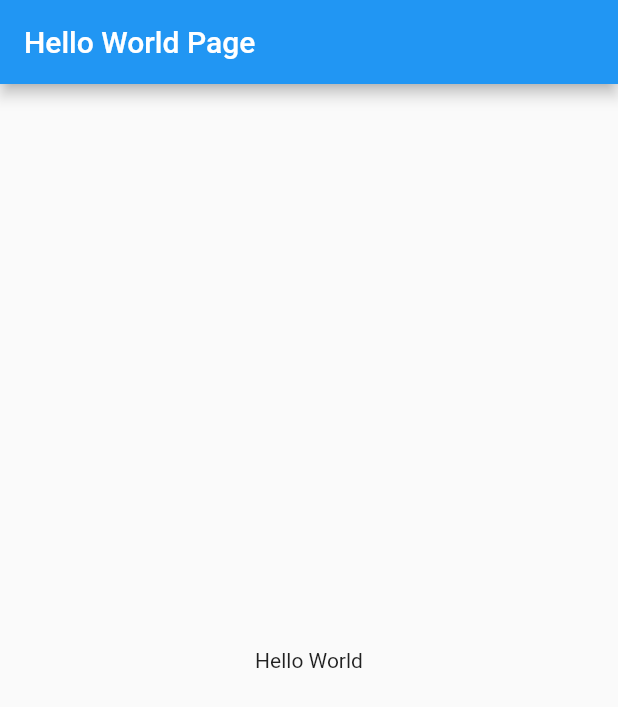
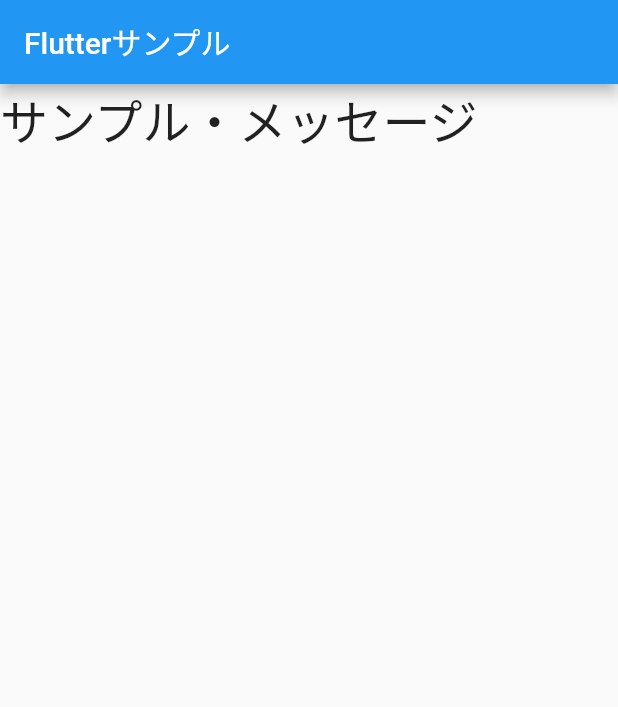
Before and after one commit to iWonder118/laser_harp, a Flutter app: the screen it shows after launch, on a phone screen of 412 x 824 dp. Shown: the top 707 px of the screen. Run offline on Flutter 3.47's test engine with Material 2 defaults, Android fonts, the phone set to English and light mode, and no system bars.

Commit message:
Flutter plactice

```diff
--- a/lib/main.dart
+++ b/lib/main.dart
@@ -5,88 +5,41 @@
 }
 
 class MyApp extends StatelessWidget {
-  // This widget is the root of your application.
+  final title = "Flutterサンプル";
+  final message = "サンプル・メッセージ";
+
   @override
   Widget build(BuildContext context) {
     return MaterialApp(
       title: 'Flutter Demo',
-      theme: ThemeData(
-        // This is the theme of your application.
-        //
-        // Try running your application with "flutter run". You'll see the
-        // application has a blue toolbar. Then, without quitting the app, try
-        // changing the primarySwatch below to Colors.green and then invoke
-        // "hot reload" (press "r" in the console where you ran "flutter run",
-        // or simply save your changes to "hot reload" in a Flutter IDE).
-        // Notice that the counter didn't reset back to zero; the application
-        // is not restarted.
-        primarySwatch: Colors.blue,
-      ),
-      home: MyHomePage(title: 'Hello World Page'),
+      home: new MyHomePage(
+        title: this.title,
+        message: this.message),
     );
   }
 }
 
 class MyHomePage extends StatefulWidget {
-  MyHomePage({Key key, this.title}) : super(key: key);
+  final String title;
+  final String message;
 
-  // This widget is the home page of your application. It is stateful, meaning
-  // that it has a State object (defined below) that contains fields that affect
-  // how it looks.
-
-  // This class is the configuration for the state. It holds the values (in this
-  // case the title) provided by the parent (in this case the App widget) and
-  // used by the build method of the State. Fields in a Widget subclass are
-  // always marked "final".
-
-  final String title;
+  MyHomePage({this.title, this.message}): super();
 
   @override
-  _MyHomePageState createState() => _MyHomePageState();
+  _MyHomePageState createState() => new _MyHomePageState();
 }
 
 class _MyHomePageState extends State<MyHomePage> {
-
   @override
   Widget build(BuildContext context) {
-    // This method is rerun every time setState is called, for instance as done
-    // by the _incrementCounter method above.
-    //
-    // The Flutter framework has been optimized to make rerunning build methods
-    // fast, so that you can just rebuild anything that needs updating rather
-    // than having to individually change instances of widgets.
     return Scaffold(
       appBar: AppBar(
-        // Here we take the value from the MyHomePage object that was created by
-        // the App.build method, and use it to set our appbar title.
         title: Text(widget.title),
       ),
-      body: Center(
-        // Center is a layout widget. It takes a single child and positions it
-        // in the middle of the parent.
-        child: Column(
-          // Column is also a layout widget. It takes a list of children and
-          // arranges them vertically. By default, it sizes itself to fit its
-          // children horizontally, and tries to be as tall as its parent.
-          //
-          // Invoke "debug painting" (press "p" in the console, choose the
-          // "Toggle Debug Paint" action from the Flutter Inspector in Android
-          // Studio, or the "Toggle Debug Paint" command in Visual Studio Code)
-          // to see the wireframe for each widget.
-          //
-          // Column has various properties to control how it sizes itself and
-          // how it positions its children. Here we use mainAxisAlignment to
-          // center the children vertically; the main axis here is the vertical
-          // axis because Columns are vertical (the cross axis would be
-          // horizontal).
-          mainAxisAlignment: MainAxisAlignment.center,
-          children: <Widget>[
-            Text(
-              'Hello World',
-            ),
-          ],
-        ),
-      ),// This trailing comma makes auto-formatting nicer for build methods.
+      body: Text(
+        widget.message,
+        style: TextStyle(fontSize: 32.0),
+      ),
     );
   }
 }
```
